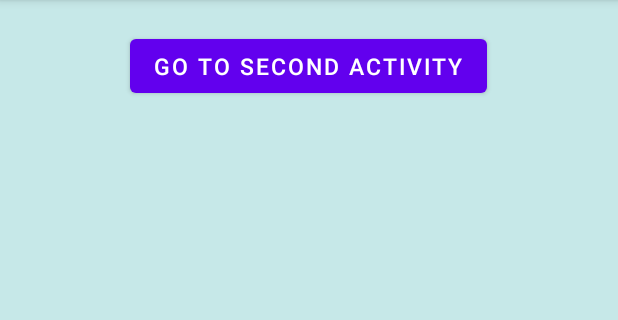
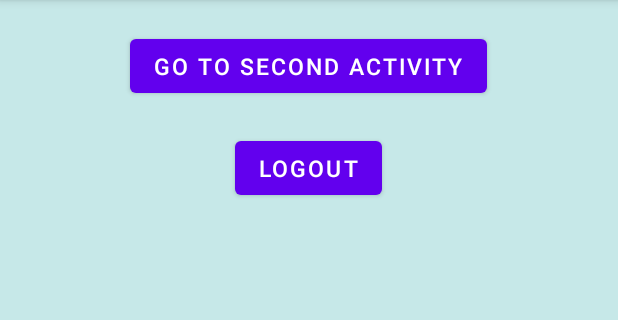
Before and after one commit to Natasa-C/Community-Basket, an Android app: the MainActivity screen opened directly, with no data from a screen before it, on a phone screen of 412 x 824 dp, the part 84-404 px from its top. Run offline under Robolectric (Android 15) with nearby library versions, the phone set to English and light mode, and no system bars.

Commit message:
added logout logic

```diff
--- a/Community-Basket /app/src/main/java/com/example/community_basket/activities/LoginActivity.kt
+++ b/Community-Basket /app/src/main/java/com/example/community_basket/activities/LoginActivity.kt
@@ -40,7 +40,7 @@ class LoginActivity : AppCompatActivity() {
         val email = sharedPreferences.getString("EMAIL_KEY", null)
         val password = sharedPreferences.getString("PASSWORD_KEY", null)
 
-        if (!TextUtils.isEmpty(email) && !TextUtils.isEmpty(password) && email.equals(emailLogin) && password.equals(passwordLogin)){
+        if (email.equals(emailLogin) && password.equals(passwordLogin)){
             editor.apply {
                 putBoolean("LOGGED_IN", true)
             }.apply()
--- a/Community-Basket /app/src/main/res/layout/activity_main.xml
+++ b/Community-Basket /app/src/main/res/layout/activity_main.xml
@@ -24,6 +24,14 @@
             android:text="@string/go_to_second_activity"
             android:textSize="15sp" />
 
+        <Button
+            android:id="@+id/bt_logout"
+            android:layout_width="wrap_content"
+            android:layout_height="wrap_content"
+            android:layout_marginTop="20sp"
+            android:text="@string/logout"
+            android:textSize="15sp" />
+
         <androidx.fragment.app.FragmentContainerView
             android:id="@+id/fragment_container"
             android:layout_width="match_parent"
--- a/Community-Basket /app/src/main/res/values/strings.xml
+++ b/Community-Basket /app/src/main/res/values/strings.xml
@@ -15,5 +15,6 @@
     <string name="open">Open</string>
     <string name="close">Close</string>
     <string name="login">login</string>
+    <string name="logout">logout</string>
     <string name="register">register</string>
 </resources>
```
Also changed, not shown: Community-Basket /app/src/main/java/com/example/community_basket/activities/MainActivity.kt (+15 -0 lines).
